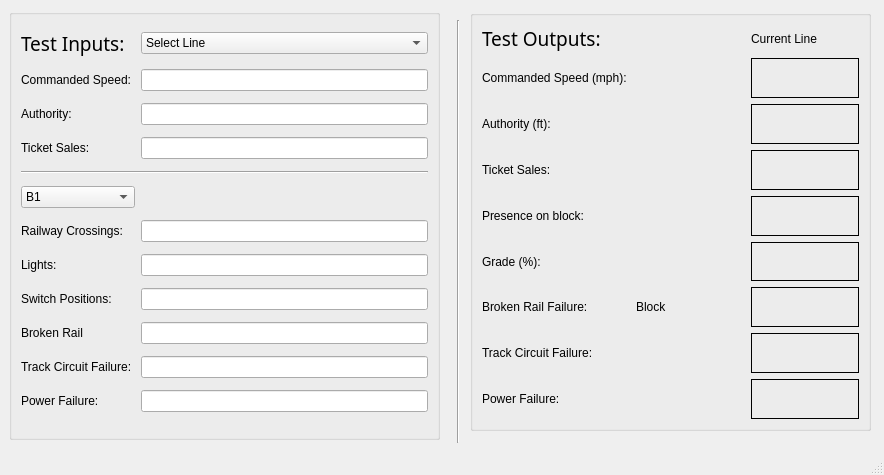
The window that Track Model/testbench_trackmodel.ui (asmithie13/ECE-1140) describes before a commit, drawn with Qt 5.
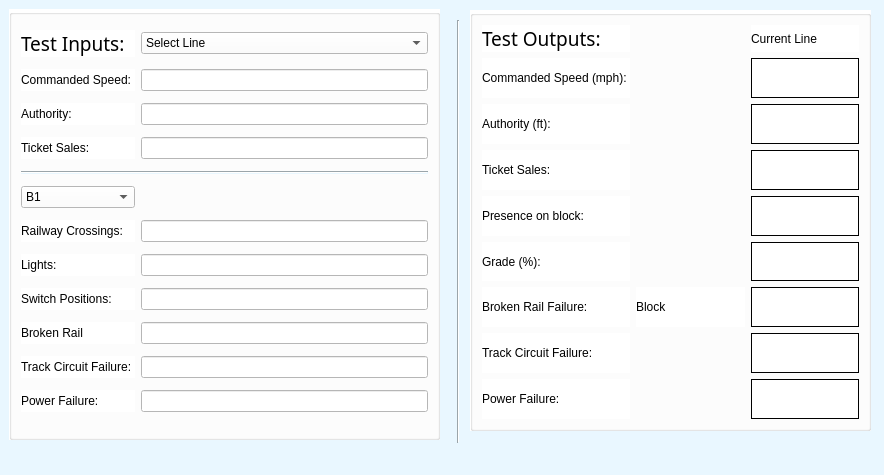
The same window after the commit.

What changed in the file:
```diff
--- a/Track Model/testbench_trackmodel.ui
+++ b/Track Model/testbench_trackmodel.ui
@@ -13,6 +13,12 @@
   <property name="windowTitle">
    <string>MainWindow</string>
   </property>
+  <property name="styleSheet">
+   <string notr="true">background-color: rgb(233, 247, 255);</string>
+  </property>
+  <property name="windowFilePath">
+   <string>background-color: rgb(233, 247, 255);</string>
+  </property>
   <widget class="QWidget" name="centralwidget">
    <widget class="QGroupBox" name="groupBox_2">
     <property name="geometry">
@@ -23,6 +29,12 @@
       <height>431</height>
      </rect>
     </property>
+    <property name="styleSheet">
+     <string notr="true">QGroupBox {
+    background-color: white;
+}
+</string>
+    </property>
     <property name="title">
      <string/>
     </property>
@@ -41,6 +53,11 @@
          <pointsize>14</pointsize>
         </font>
        </property>
+       <property name="styleSheet">
+        <string notr="true">background-color: white;
+
+</string>
+       </property>
        <property name="text">
         <string>Test Inputs:</string>
        </property>
@@ -48,6 +65,11 @@
      </item>
      <item row="0" column="1">
       <widget class="QComboBox" name="line_in">
+       <property name="styleSheet">
+        <string notr="true">background-color: white;
+
+</string>
+       </property>
        <item>
         <property name="text">
          <string>Select Line</string>
@@ -62,33 +84,66 @@
      </item>
      <item row="1" column="0">
       <widget class="QLabel" name="label">
+       <property name="styleSheet">
+        <string notr="true">background-color: white;
+
+</string>
+       </property>
        <property name="text">
         <string>Commanded Speed: </string>
        </property>
       </widget>
      </item>
      <item row="1" column="1">
-      <widget class="QLineEdit" name="com_speed_in_1"/>
+      <widget class="QLineEdit" name="com_speed_in_1">
+       <property name="styleSheet">
+        <string notr="true">background-color: white;
+
+</string>
+       </property>
+      </widget>
      </item>
      <item row="2" column="0">
       <widget class="QLabel" name="label_2">
+       <property name="styleSheet">
+        <string notr="true">background-color: white;
+
+</string>
+       </property>
        <property name="text">
         <string>Authority:</string>
        </property>
       </widget>
      </item>
      <item row="2" column="1">
-      <widget class="QLineEdit" name="authority_in"/>
+      <widget class="QLineEdit" name="authority_in">
+       <property name="styleSheet">
+        <string notr="true">background-color: white;
+
+</string>
+       </property>
+      </widget>
      </item>
      <item row="3" column="0">
       <widget class="QLabel" name="label_11">
+       <property name="styleSheet">
+        <string notr="true">background-color: white;
+
+</string>
+       </property>
        <property name="text">
         <string>Ticket Sales: </string>
        </property>
       </widget>
      </item>
      <item row="3" column="1">
-      <widget class="QLineEdit" name="ticket_in"/>
+      <widget class="QLineEdit" name="ticket_in">
+       <property name="styleSheet">
+        <string notr="true">background-color: white;
+
+</string>
+       </property>
+      </widget>
      </item>
      <item row="4" column="0" colspan="2">
       <widget class="Line" name="line_4">
@@ -99,6 +154,11 @@
      </item>
      <item row="5" column="0">
       <widget class="QComboBox" name="broken_block">
+       <property name="styleSheet">
+        <string notr="true">background-color: white;
+
+</string>
+       </property>
        <item>
         <property name="text">
          <string>B1</string>
@@ -178,63 +238,129 @@
      </item>
      <item row="6" column="0">
       <widget class="QLabel" name="label_6">
+       <property name="styleSheet">
+        <string notr="true">background-color: white;
+
+</string>
+       </property>
        <property name="text">
         <string>Railway Crossings: </string>
        </property>
       </widget>
      </item>
      <item row="6" column="1">
-      <widget class="QLineEdit" name="rail_in"/>
+      <widget class="QLineEdit" name="rail_in">
+       <property name="styleSheet">
+        <string notr="true">background-color: white;
+
+</string>
+       </property>
+      </widget>
      </item>
      <item row="7" column="0">
       <widget class="QLabel" name="label_4">
+       <property name="styleSheet">
+        <string notr="true">background-color: white;
+
+</string>
+       </property>
        <property name="text">
         <string>Lights:</string>
        </property>
       </widget>
      </item>
      <item row="7" column="1">
-      <widget class="QLineEdit" name="light_in"/>
+      <widget class="QLineEdit" name="light_in">
+       <property name="styleSheet">
+        <string notr="true">background-color: white;
+
+</string>
+       </property>
+      </widget>
      </item>
      <item row="8" column="0">
       <widget class="QLabel" name="label_3">
+       <property name="styleSheet">
+        <string notr="true">background-color: white;
+
+</string>
+       </property>
        <property name="text">
         <string>Switch Positions:</string>
        </property>
       </widget>
      </item>
      <item row="8" column="1">
-      <widget class="QLineEdit" name="switch_in"/>
+      <widget class="QLineEdit" name="switch_in">
+       <property name="styleSheet">
+        <string notr="true">background-color: white;
+
+</string>
+       </property>
+      </widget>
      </item>
      <item row="9" column="0">
       <widget class="QLabel" name="label_5">
+       <property name="styleSheet">
+        <string notr="true">background-color: white;
+
+</string>
+       </property>
        <property name="text">
         <string>Broken Rail</string>
        </property>
       </widget>
      </item>
      <item row="9" column="1">
-      <widget class="QLineEdit" name="broken_in"/>
+      <widget class="QLineEdit" name="broken_in">
+       <property name="styleSheet">
+        <string notr="true">background-color: white;
+
+</string>
+       </property>
+      </widget>
      </item>
      <item row="10" column="0">
       <widget class="QLabel" name="label_22">
+       <property name="styleSheet">
+        <string notr="true">background-color: white;
+
+</string>
+       </property>
        <property name="text">
         <string>Track Circuit Failure: </string>
        </property>
       </widget>
      </item>
      <item row="10" column="1">
-      <widget class="QLineEdit" name="track_in"/>
+      <widget class="QLineEdit" name="track_in">
+       <property name="styleSheet">
+        <string notr="true">background-color: white;
+
+</string>
+       </property>
+      </widget>
      </item>
      <item row="11" column="0">
       <widget class="QLabel" name="label_23">
+       <property name="styleSheet">
+        <string notr="true">background-color: white;
+
+</string>
+       </property>
        <property name="text">
         <string>Power Failure:</string>
        </property>
       </widget>
      </item>
      <item row="11" column="1">
-      <widget class="QLineEdit" name="power_in"/>
+      <widget class="QLineEdit" name="power_in">
+       <property name="styleSheet">
+        <string notr="true">background-color: white;
+
+</string>
+       </property>
+      </widget>
      </item>
     </layout>
    </widget>
@@ -247,6 +373,10 @@
       <height>421</height>
      </rect>
     </property>
+    <property name="styleSheet">
+     <string notr="true">background-color: white;
+</string>
+    </property>
     <property name="title">
      <string/>
     </property>
@@ -265,6 +395,10 @@
          <pointsize>14</pointsize>
         </font>
        </property>
+       <property name="styleSheet">
+        <string notr="true">background-color: white;
+</string>
+       </property>
        <property name="text">
         <string>Test Outputs:</string>
        </property>
@@ -272,6 +406,10 @@
      </item>
      <item row="0" column="2">
       <widget class="QLabel" name="line_out">
+       <property name="styleSheet">
+        <string notr="true">background-color: white;
+</string>
+       </property>
        <property name="text">
         <string>Current Line</string>
        </property>
@@ -279,6 +417,10 @@
      </item>
      <item row="1" column="0">
       <widget class="QLabel" name="label_9">
+       <property name="styleSheet">
+        <string notr="true">background-color: white;
+</string>
+       </property>
        <property name="text">
         <string>Commanded Speed (mph): </string>
        </property>
@@ -286,6 +428,10 @@
      </item>
      <item row="1" column="2">
       <widget class="QLabel" name="com_speed_out_1">
+       <property name="styleSheet">
+        <string notr="true">background-color: white;
+</string>
+       </property>
        <property name="frameShape">
         <enum>QFrame::Box</enum>
        </property>
@@ -296,6 +442,10 @@
      </item>
      <item row="2" column="0">
       <widget class="QLabel" name="label_10">
+       <property name="styleSheet">
+        <string notr="true">background-color: white;
+</string>
+       </property>
        <property name="text">
         <string>Authority (ft):</string>
        </property>
@@ -303,6 +453,10 @@
      </item>
      <item row="2" column="2">
       <widget class="QLabel" name="authority_out">
+       <property name="styleSheet">
+        <string notr="true">background-color: white;
+</string>
+       </property>
        <property name="frameShape">
         <enum>QFrame::Box</enum>
        </property>
@@ -313,6 +467,10 @@
      </item>
      <item row="3" column="0">
       <widget class="QLabel" name="label_26">
+       <property name="styleSheet">
+        <string notr="true">background-color: white;
+</string>
+       </property>
        <property name="text">
         <string>Ticket Sales: </string>
        </property>
@@ -320,6 +478,10 @@
      </item>
      <item row="3" column="2">
       <widget class="QLabel" name="ticket_out">
+       <property name="styleSheet">
+        <string notr="true">background-color: white;
+</string>
+       </property>
        <property name="frameShape">
         <enum>QFrame::Box</enum>
        </property>
@@ -330,6 +492,10 @@
      </item>
      <item row="4" column="0">
       <widget class="QLabel" name="label_12">
+       <property name="styleSheet">
+        <string notr="true">background-color: white;
+</string>
+       </property>
        <property name="text">
         <string>Presence on block:</string>
        </property>
@@ -337,6 +503,10 @@
      </item>
      <item row="4" column="2">
       <widget class="QLabel" name="label_17">
+       <property name="styleSheet">
+        <string notr="true">background-color: white;
+</string>
+       </property>
        <property name="frameShape">
         <enum>QFrame::Box</enum>
        </property>
@@ -347,6 +517,10 @@
      </item>
      <item row="5" column="0">
       <widget class="QLabel" name="label_20">
+       <property name="styleSheet">
+        <string notr="true">background-color: white;
+</string>
+       </property>
        <property name="text">
         <string>Grade (%):</string>
        </property>
@@ -354,6 +528,10 @@
      </item>
      <item row="5" column="2">
       <widget class="QLabel" name="grade_out">
+       <property name="styleSheet">
+        <string notr="true">background-color: white;
+</string>
+       </property>
        <property name="frameShape">
         <enum>QFrame::Box</enum>
        </property>
@@ -364,6 +542,10 @@
      </item>
      <item row="6" column="0">
       <widget class="QLabel" name="label_21">
+       <property name="styleSheet">
+        <string notr="true">background-color: white;
+</string>
+       </property>
        <property name="text">
         <string>Broken Rail Failure: </string>
        </property>
@@ -377,6 +559,10 @@
          <verstretch>0</verstretch>
         </sizepolicy>
        </property>
+       <property name="styleSheet">
+        <string notr="true">background-color: white;
+</string>
+       </property>
        <property name="frameShape">
         <enum>QFrame::NoFrame</enum>
        </property>
@@ -390,6 +576,10 @@
      </item>
      <item row="6" column="2">
       <widget class="QLabel" name="broken_out">
+       <property name="styleSheet">
+        <string notr="true">background-color: white;
+</string>
+       </property>
        <property name="frameShape">
         <enum>QFrame::Box</enum>
        </property>
@@ -400,6 +590,10 @@
      </item>
      <item row="7" column="0">
       <widget class="QLabel" name="label_24">
+       <property name="styleSheet">
+        <string notr="true">background-color: white;
+</string>
+       </property>
        <property name="text">
         <string>Track Circuit Failure: </string>
        </property>
@@ -407,6 +601,10 @@
      </item>
      <item row="7" column="2">
       <widget class="QLabel" name="track_out">
+       <property name="styleSheet">
+        <string notr="true">background-color: white;
+</string>
+       </property>
        <property name="frameShape">
         <enum>QFrame::Box</enum>
        </property>
@@ -417,6 +615,10 @@
      </item>
      <item row="8" column="0">
       <widget class="QLabel" name="label_25">
+       <property name="styleSheet">
+        <string notr="true">background-color: white;
+</string>
+       </property>
        <property name="text">
         <string>Power Failure:</string>
        </property>
@@ -424,6 +626,10 @@
      </item>
      <item row="8" column="2">
       <widget class="QLabel" name="power_out">
+       <property name="styleSheet">
+        <string notr="true">background-color: white;
+</string>
+       </property>
        <property name="frameShape">
         <enum>QFrame::Box</enum>
        </property>
```
